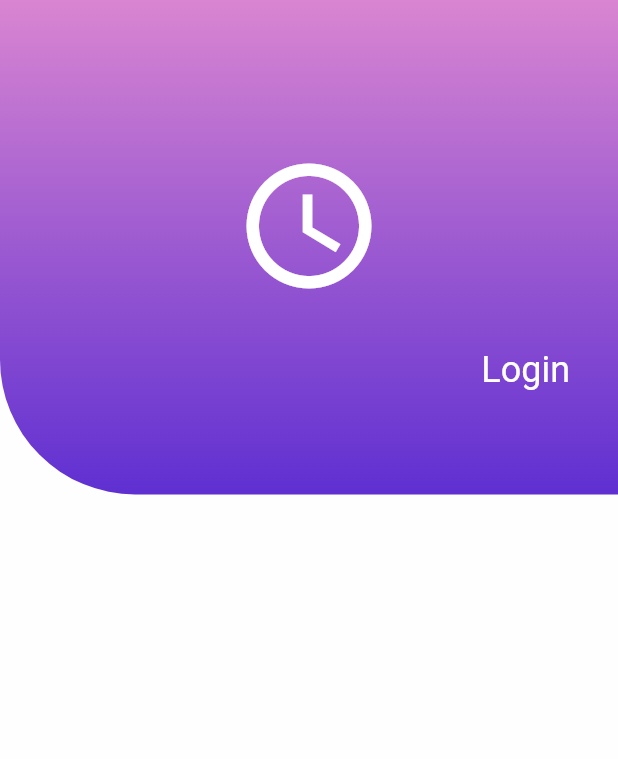
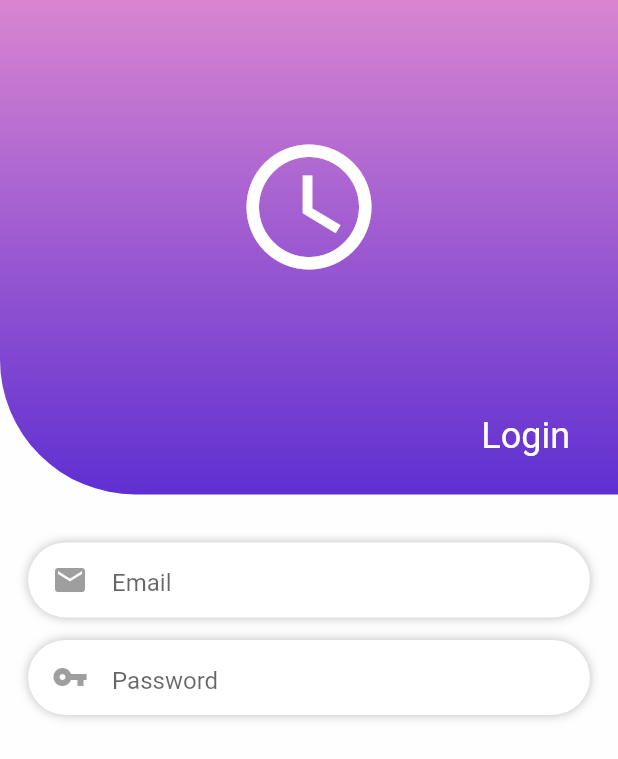
Before and after one commit to anwarabdullahn/saku-mobile, a Flutter app: the screen it shows after launch, on a phone screen of 412 x 824 dp. Shown: the top 759 px of the screen. Run offline on Flutter 3.47's test engine with Material 2 defaults, Android fonts, the phone set to English and light mode, and no system bars.

Commit message:
add input widgets

```diff
--- a/lib/main.dart
+++ b/lib/main.dart
@@ -10,11 +10,9 @@ class MyApp extends StatelessWidget {
     return MaterialApp(
       title: 'Flutter Demo',
       theme: ThemeData(
-        primarySwatch: Colors.lime,
+        primarySwatch: Colors.deepPurple,
       ),
-      routes: {
-        '/' : (BuildContext context) => LoginPage()
-      },
+      routes: {'/': (BuildContext context) => LoginPage()},
     );
   }
 }
--- a/lib/pages/LoginPage.dart
+++ b/lib/pages/LoginPage.dart
@@ -1,5 +1,6 @@
 import 'package:flutter/material.dart';
 import 'package:flutter/services.dart';
+import 'package:saku_mobile/widgets/Input.dart';
 
 class LoginPage extends StatefulWidget {
   @override
@@ -39,18 +40,17 @@ class _LoginPage extends State<LoginPage> {
             child: Column(
               mainAxisAlignment: MainAxisAlignment.center,
               children: <Widget>[
+                Spacer(),
                 Align(
                   alignment: Alignment.center,
-                  child: Padding(
-                    padding: const EdgeInsets.only(top: 32),
-                    child:
-                        Icon(Icons.access_time, color: Colors.white, size: 100),
-                  ),
+                  child:
+                      Icon(Icons.access_time, color: Colors.white, size: 100),
                 ),
+                Spacer(),
                 Align(
                     alignment: Alignment.bottomRight,
                     child: Padding(
-                      padding: const EdgeInsets.only(top: 32, right: 32),
+                      padding: const EdgeInsets.only(right: 32, bottom: 25),
                       child: Text(
                         'Login',
                         style: TextStyle(color: Colors.white, fontSize: 24),
@@ -58,7 +58,22 @@ class _LoginPage extends State<LoginPage> {
                     ))
               ],
             ),
-          )
+          ),
+          Container(
+            margin: EdgeInsets.only(top: 32),
+            child: Input(
+                inputText: 'Email',
+                inputIcon: Icon(Icons.email, color: Colors.grey),
+                inputType: TextInputType.emailAddress),
+          ),
+          Container(
+            margin: EdgeInsets.only(top: 15),
+            child: Input(
+                inputText: 'Password',
+                inputIcon: Icon(Icons.vpn_key, color: Colors.grey),
+                inputType: TextInputType.emailAddress,
+                isPassword: true),
+          ),
         ],
       ),
     ));
--- /dev/null
+++ b/lib/widgets/Input.dart
@@ -0,0 +1,42 @@
+import 'package:flutter/material.dart';
+
+class Input extends StatelessWidget {
+  final Icon inputIcon;
+  final String inputText;
+  final TextInputType inputType;
+  final bool isPassword;
+
+  Input(
+      {this.inputText,
+      this.inputIcon,
+      this.inputType = TextInputType.text,
+      this.isPassword = false});
+
+  @override
+  Widget build(BuildContext context) {
+    return Container(
+      child: Column(
+        children: <Widget>[
+          Container(
+            padding: EdgeInsets.fromLTRB(16, 4, 16, 4),
+            height: 50,
+            width: MediaQuery.of(context).size.width / 1.1,
+            decoration: BoxDecoration(
+                color: Colors.white,
+                boxShadow: [BoxShadow(color: Colors.black26, blurRadius: 5)],
+                borderRadius: BorderRadius.all(Radius.circular(50))),
+            child: TextField(
+              obscureText: isPassword,
+              keyboardType: inputType,
+              autofocus: false,
+              decoration: InputDecoration(
+                  border: InputBorder.none,
+                  hintText: inputText,
+                  icon: inputIcon),
+            ),
+          )
+        ],
+      ),
+    );
+  }
+}
```
